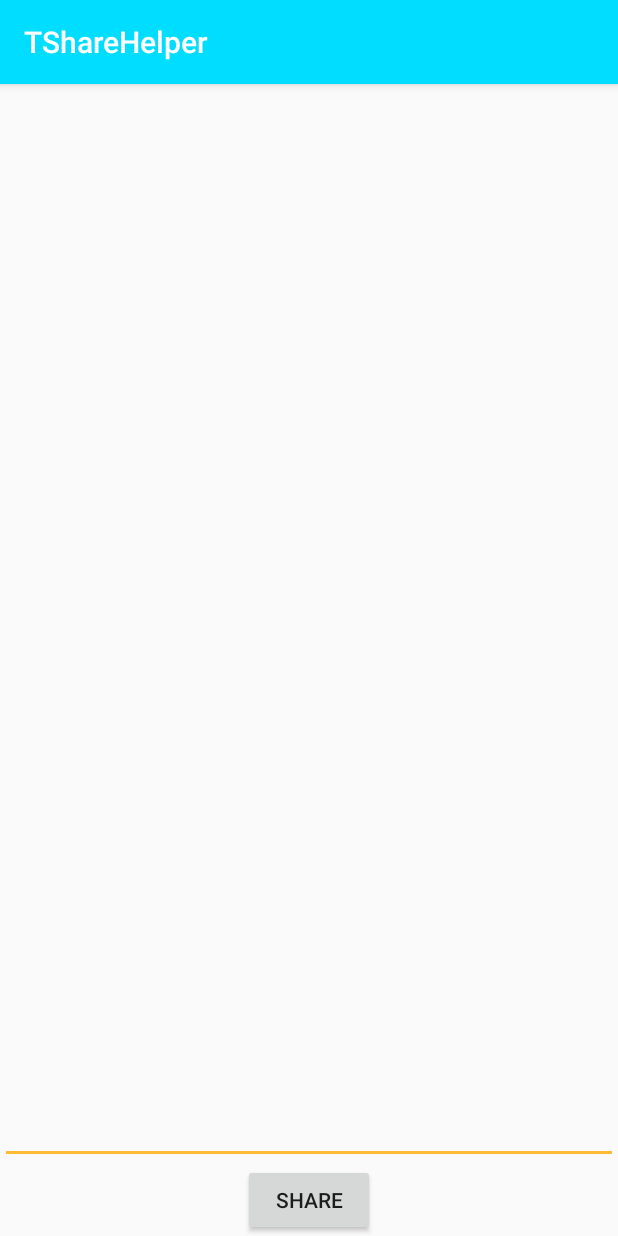
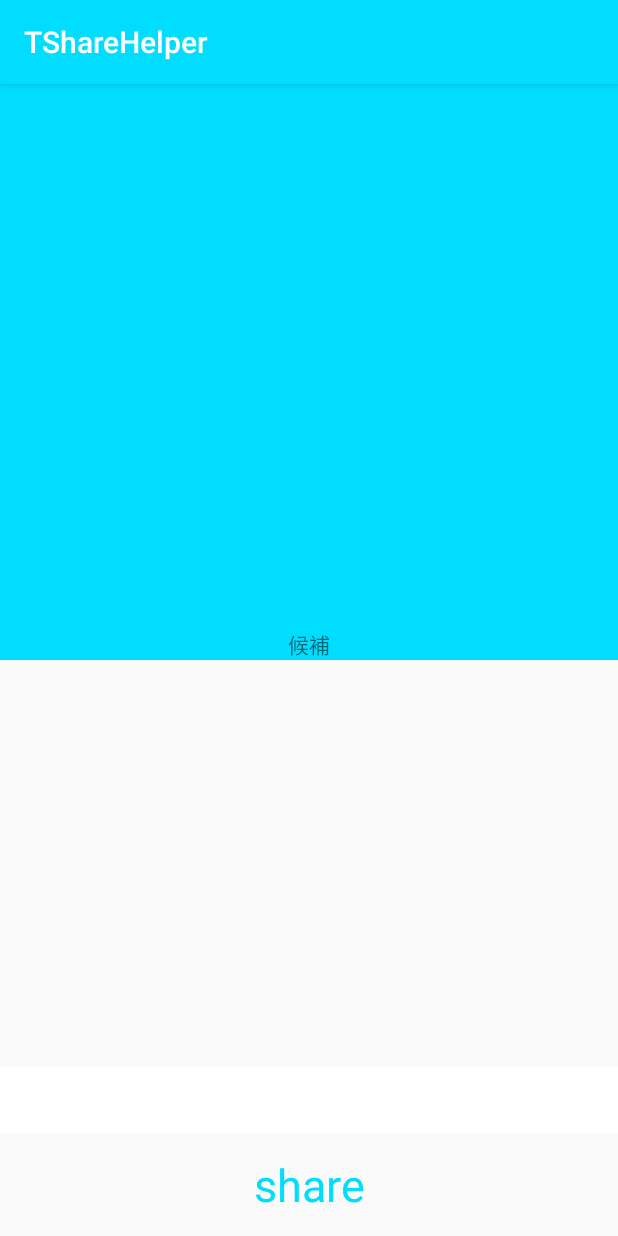
Before and after one commit to u1tramarinet/TwitterShareHelper, an Android app: the screen it shows after launch (MainActivity), on a phone screen of 412 x 824 dp. Run offline under Robolectric (Android 15) with nearby library versions, the phone set to English and light mode, and no system bars.

Commit message:
Add functions.

```diff
--- /dev/null
+++ b/app/src/main/java/com/example/twittersharehelper/ui/main/MainAdapter.java
@@ -0,0 +1,56 @@
+package com.example.twittersharehelper.ui.main;
+
+import android.content.Context;
+import android.view.LayoutInflater;
+import android.view.View;
+import android.view.ViewGroup;
+import android.widget.ArrayAdapter;
+import android.widget.BaseAdapter;
+import android.widget.TextView;
+
+import androidx.annotation.NonNull;
+import androidx.annotation.Nullable;
+
+import com.example.twittersharehelper.R;
+import com.example.twittersharehelper.model.Textable;
+
+import java.util.ArrayList;
+import java.util.List;
+
+public class MainAdapter extends ArrayAdapter<Textable> {
+    private List<Textable> list = new ArrayList<>();
+
+    public MainAdapter(@NonNull Context context, int resource) {
+        super(context, resource);
+    }
+
+    public void updateList(@NonNull List<Textable> list) {
+        this.list = list;
+        clear();
+        addAll(this.list);
+    }
+
+    @Override
+    public int getCount() {
+        return this.list.size();
+    }
+
+    @Nullable
+    @Override
+    public Textable getItem(int position) {
+        return this.list.get(position);
+    }
+
+    @NonNull
+    @Override
+    public View getView(int position, @Nullable View convertView, @NonNull ViewGroup parent) {
+        if (convertView == null) {
+            convertView = LayoutInflater.from(getContext()).inflate(R.layout.list_item, parent, false);
+        }
+        Textable item = getItem(position);
+        if (item != null) {
+            ((TextView)convertView.findViewById(R.id.content)).setText(item.toText());
+        }
+        return convertView;
+    }
+}
--- a/app/src/main/java/com/example/twittersharehelper/ui/main/MainFragment.java
+++ b/app/src/main/java/com/example/twittersharehelper/ui/main/MainFragment.java
@@ -7,7 +7,10 @@ import android.text.TextWatcher;
 import android.view.LayoutInflater;
 import android.view.View;
 import android.view.ViewGroup;
+import android.widget.AdapterView;
 import android.widget.EditText;
+import android.widget.ListView;
+import android.widget.Toast;
 
 import androidx.annotation.NonNull;
 import androidx.annotation.Nullable;
@@ -16,11 +19,15 @@ import androidx.lifecycle.Observer;
 
 import com.example.twittersharehelper.MainActivity;
 import com.example.twittersharehelper.R;
+import com.example.twittersharehelper.model.Textable;
+
+import java.util.List;
 
 public class MainFragment extends Fragment {
 
     private EditText editText;
     private MainViewModel viewModel;
+    private MainAdapter adapter;
 
     public MainFragment() {
     }
@@ -60,6 +67,16 @@ public class MainFragment extends Fragment {
 
             }
         });
+        adapter = new MainAdapter(requireContext(), R.id.list_view);
+        ListView listView = root.findViewById(R.id.list_view);
+        listView.setAdapter(adapter);
+        listView.setOnItemClickListener(new AdapterView.OnItemClickListener() {
+            @Override
+            public void onItemClick(AdapterView<?> parent, View view, int position, long id) {
+                Textable item = (Textable)(parent).getItemAtPosition(position);
+                editText.setText(item.toText());
+            }
+        });
     }
 
     @Override
@@ -76,5 +93,13 @@ public class MainFragment extends Fragment {
                 editText.setText(s);
             }
         });
+        viewModel.getCandidate().observe(getViewLifecycleOwner(), new Observer<List<Textable>>() {
+            @Override
+            public void onChanged(List<Textable> candidates) {
+                Toast.makeText(getContext(), "candidates=" + candidates.size(), Toast.LENGTH_SHORT).show();
+                adapter.updateList(candidates);
+                adapter.notifyDataSetChanged();
+            }
+        });
     }
 }
--- a/app/src/main/java/com/example/twittersharehelper/ui/main/MainViewModel.java
+++ b/app/src/main/java/com/example/twittersharehelper/ui/main/MainViewModel.java
@@ -12,12 +12,18 @@ import com.example.twittersharehelper.model.Textable;
 import com.example.twittersharehelper.model.parser.Classifier;
 import com.example.twittersharehelper.model.parser.Parser;
 
+import java.util.List;
 import java.util.Set;
 
 public class MainViewModel extends ViewModel {
-    private MutableLiveData<Bundle> bundleData = new MutableLiveData<>();
-    private MutableLiveData<String> textData = new MutableLiveData<>();
-    private MutableLiveData<String> shareEvent = new MutableLiveData<>();
+    @NonNull
+    private final MutableLiveData<Bundle> bundleData = new MutableLiveData<>();
+    @NonNull
+    private final MutableLiveData<List<Textable>> candidateData = new MutableLiveData<>();
+    @NonNull
+    private final MutableLiveData<String> textData = new MutableLiveData<>();
+    @NonNull
+    private final MutableLiveData<String> shareEvent = new MutableLiveData<>();
 
     @NonNull
     public LiveData<Bundle> getBundle() {
@@ -33,8 +39,15 @@ public class MainViewModel extends ViewModel {
             total.append(bundle.get(key));
         }
         Parser parser = Classifier.classify(total.toString());
-        String text = ((Textable)(parser.parse(bundle).get(0))).toText();
+        List<Textable> list = parser.parse(bundle);
+        candidateData.postValue(list);
+        String text = ((list.get(0))).toText();
         setText(text);
+    }
+
+    @NonNull
+    public LiveData<List<Textable>> getCandidate() {
+        return candidateData;
     }
 
     @NonNull
--- a/app/src/main/res/layout/fragment_main.xml
+++ b/app/src/main/res/layout/fragment_main.xml
@@ -7,20 +7,60 @@
     android:fitsSystemWindows="true"
     tools:context=".ui.main.MainFragment">
 
+    <View
+        android:layout_width="match_parent"
+        android:layout_height="0dp"
+        android:background="@color/colorPrimary"
+        app:layout_constraintBottom_toTopOf="@id/guideline"
+        app:layout_constraintTop_toTopOf="parent" />
+
+    <androidx.constraintlayout.widget.Guideline
+        android:id="@+id/guideline"
+        android:layout_width="wrap_content"
+        android:layout_height="wrap_content"
+        android:orientation="horizontal"
+        app:layout_constraintGuide_percent="0.5" />
+
+    <TextView
+        android:id="@+id/candidate"
+        android:layout_width="match_parent"
+        android:layout_height="wrap_content"
+        android:text="候補"
+        android:textAlignment="center"
+        app:layout_constraintBottom_toBottomOf="@id/guideline" />
+
+    <ListView
+        android:id="@+id/list_view"
+        android:layout_width="match_parent"
+        android:layout_height="0dp"
+        android:layout_marginBottom="20dp"
+        app:layout_constraintBottom_toTopOf="@id/edit_text"
+        app:layout_constraintTop_toBottomOf="@id/candidate"
+        tools:listitem="@layout/list_item" />
+
     <EditText
         android:id="@+id/edit_text"
         android:layout_width="match_parent"
         android:layout_height="wrap_content"
+        android:layout_marginBottom="10dp"
+        android:background="@android:color/white"
         android:importantForAutofill="no"
         android:inputType="textMultiLine"
+        android:padding="10dp"
+        android:textAlignment="textStart"
+        android:textColor="@android:color/black"
         app:layout_constraintBottom_toTopOf="@id/share_button"
-        tools:ignore="LabelFor" />
+        tools:ignore="LabelFor"
+        tools:text="aaaaaaa" />
 
     <Button
         android:id="@+id/share_button"
-        android:layout_width="wrap_content"
+        style="@style/Widget.MaterialComponents.Button.OutlinedButton"
+        android:layout_width="match_parent"
         android:layout_height="wrap_content"
+        android:layout_margin="10dp"
         android:text="@string/share"
+        android:textSize="30sp"
         app:layout_constraintBottom_toBottomOf="parent"
         app:layout_constraintEnd_toEndOf="parent"
         app:layout_constraintStart_toStartOf="parent" />
```
Also changed, not shown: app/src/main/res/layout/list_item.xml (added, +15 -0 lines).
